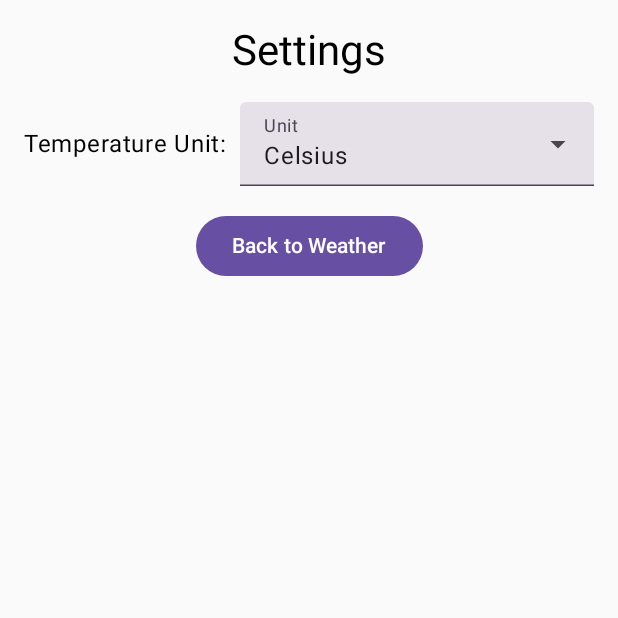
After one commit to IronRich4/UHK_KUMTE_Seminar_Homework, an Android app built with Jetpack Compose: the SettingsScreen screen opened through its navigation route, on a phone screen of 412 x 824 dp, the top half of it. The commit adds this screen. Run offline under Robolectric (Android 15) with nearby library versions, the phone set to English and light mode, and no system bars.

Commit message:
Endlich diese Einstellungen funktioniert

```diff
--- a/app/build.gradle.kts
+++ b/app/build.gradle.kts
@@ -41,6 +41,7 @@ android {
 
 dependencies {
 
+    implementation("androidx.datastore:datastore-preferences:1.0.0")
     implementation("org.jetbrains.kotlinx:kotlinx-coroutines-android:1.7.3")
 
     implementation(libs.androidx.core.ktx)
--- a/app/src/main/java/com/example/weatherapp/MainActivity.kt
+++ b/app/src/main/java/com/example/weatherapp/MainActivity.kt
@@ -34,6 +34,8 @@ class MainActivity : ComponentActivity() {
         setContent {
             MaterialTheme {
                 val navController = rememberNavController()
+                var temperatureUnit by remember { mutableStateOf("Celsius") } // Default value
+
                 NavHost(navController, startDestination = "location") {
                     composable("location") {
                         LocationScreen { city ->
@@ -45,7 +47,19 @@ class MainActivity : ComponentActivity() {
                         arguments = listOf(navArgument("city") { type = NavType.StringType })
                     ) { backStackEntry ->
                         val city = backStackEntry.arguments?.getString("city") ?: "Praha"
-                        WeatherScreen(city)
+                        WeatherScreen(
+                            startCity = city,
+                            temperatureUnit = temperatureUnit,
+                            onNavigateToSettings = { navController.navigate("settings") }
+                        )
+                    }
+                    composable("settings") {
+                        SettingsScreen(
+                            onBack = { navController.popBackStack() },
+                            onTemperatureUnitChanged = { unit ->
+                                temperatureUnit = unit
+                            }
+                        )
                     }
                 }
             }
@@ -182,7 +196,10 @@ fun WeatherScreen() {
                     modifier = Modifier.padding(16.dp)
                 )
             } else if (weather != null) {
-                WeatherCard(weather!!)
+                WeatherCard(
+                    weather!!,
+                    temperatureUnit = "°C"  // nebo "metric" nebo jiná hodnota podle vašeho používání
+                )
             }
         }
     }
--- /dev/null
+++ b/app/src/main/java/com/example/weatherapp/SettingsScreen.kt
@@ -0,0 +1,95 @@
+package com.example.kumte_simplyweather
+
+import android.content.Context
+import androidx.compose.foundation.layout.*
+import androidx.compose.material3.*
+import androidx.compose.runtime.*
+import androidx.compose.ui.Alignment
+import androidx.compose.ui.Modifier
+import androidx.compose.ui.unit.dp
+import androidx.compose.ui.platform.LocalContext
+import androidx.datastore.preferences.core.edit
+import androidx.datastore.preferences.core.stringPreferencesKey
+import androidx.datastore.preferences.preferencesDataStore
+import kotlinx.coroutines.launch
+
+private val Context.dataStore by preferencesDataStore(name = "settings")
+private val TEMPERATURE_UNIT_KEY = stringPreferencesKey("temperature_unit")
+
+@OptIn(ExperimentalMaterial3Api::class)
+@Composable
+fun SettingsScreen(onBack: () -> Unit, onTemperatureUnitChanged: (String) -> Unit) {
+    val context = LocalContext.current
+    val scope = rememberCoroutineScope()
+    var selectedUnit by remember { mutableStateOf("Celsius") }
+
+    LaunchedEffect(key1 = Unit) {
+        scope.launch {
+            context.dataStore.data.collect { preferences ->
+                selectedUnit = preferences[TEMPERATURE_UNIT_KEY] ?: "Celsius"
+            }
+        }
+    }
+
+    Column(
+        modifier = Modifier
+            .fillMaxSize()
+            .padding(16.dp),
+        horizontalAlignment = Alignment.CenterHorizontally
+    ) {
+        Text(text = "Settings", style = MaterialTheme.typography.headlineMedium)
+        Spacer(modifier = Modifier.height(16.dp))
+
+        Row(verticalAlignment = Alignment.CenterVertically) {
+            Text(text = "Temperature Unit:")
+            Spacer(modifier = Modifier.width(8.dp))
+
+            val options = listOf("Celsius", "Fahrenheit")
+            var expanded by remember { mutableStateOf(false) }
+
+            ExposedDropdownMenuBox(
+                expanded = expanded,
+                onExpandedChange = { expanded = !expanded },
+            ) {
+                TextField(
+                    readOnly = true,
+                    value = selectedUnit,
+                    onValueChange = { },
+                    label = { Text("Unit") },
+                    trailingIcon = {
+                        ExposedDropdownMenuDefaults.TrailingIcon(
+                            expanded = expanded
+                        )
+                    },
+                    modifier = Modifier.menuAnchor()
+                )
+                ExposedDropdownMenu(
+                    expanded = expanded,
+                    onDismissRequest = { expanded = false },
+                ) {
+                    options.forEach { selectionOption ->
+                        DropdownMenuItem(
+                            text = { Text(selectionOption) },
+                            onClick = {
+                                scope.launch {
+                                    context.dataStore.edit { settings ->
+                                        settings[TEMPERATURE_UNIT_KEY] = selectionOption
+                                    }
+                                }
+                                selectedUnit = selectionOption
+                                onTemperatureUnitChanged(selectionOption)
+                                expanded = false
+                            }
+                        )
+                    }
+                }
+            }
+        }
+
+        Spacer(modifier = Modifier.height(16.dp))
+
+        Button(onClick = onBack) {
+            Text("Back to Weather")
+        }
+    }
+}
```
Also changed, not shown: app/src/main/java/com/example/weatherapp/WeatherScreen.kt (+31 -6 lines), 1 other file.
